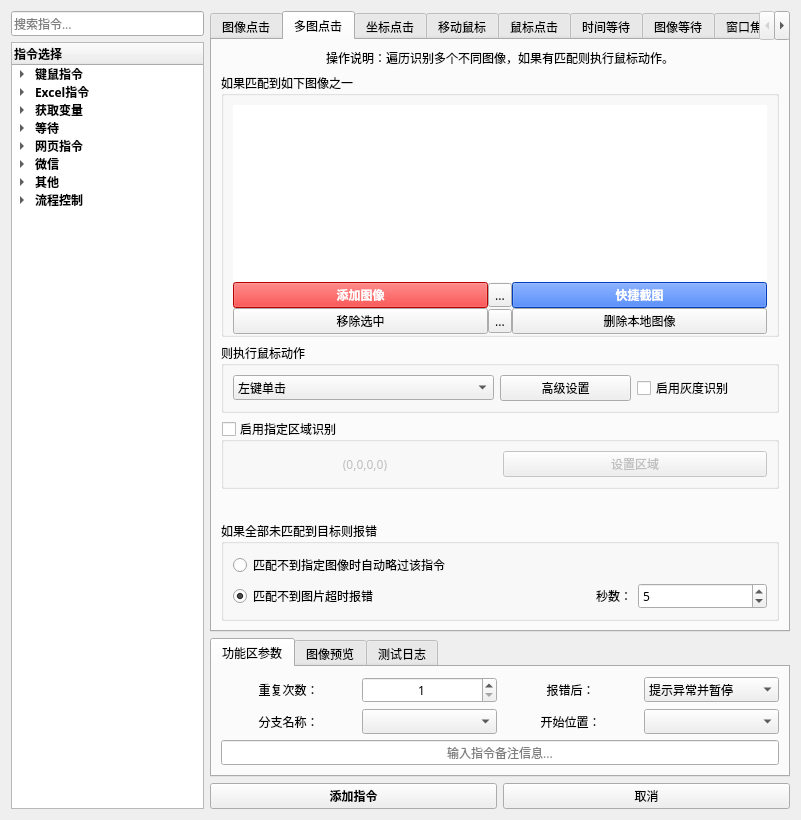
FsterThanLight/automatic_clicker_2, file 窗体/导航窗口.ui: the form before one commit.
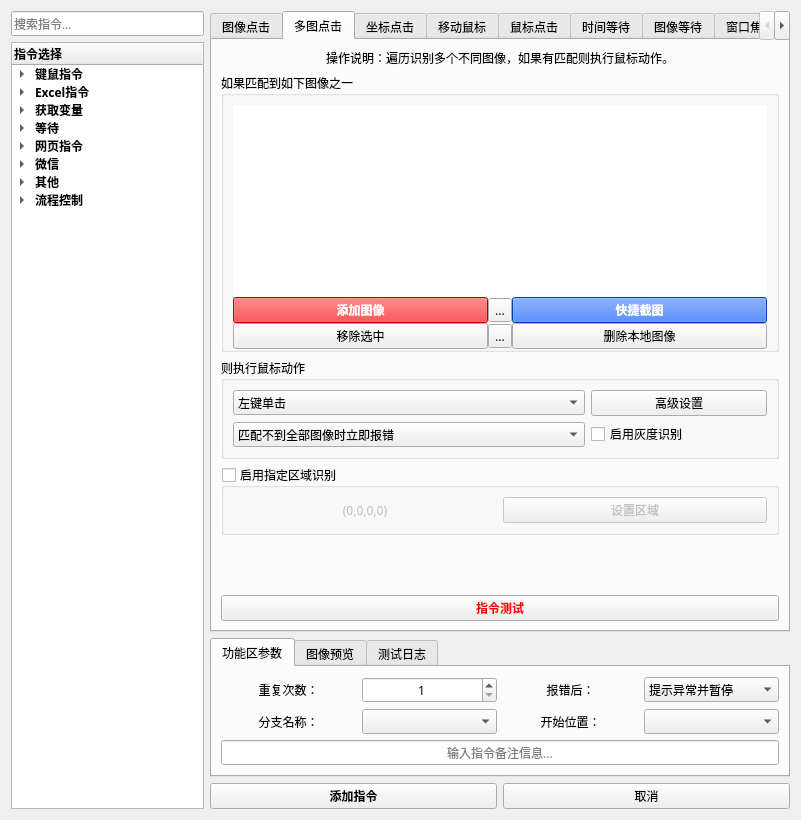
The form after the commit. The open tabs and pages were chosen to show the change. Icons and pictures are not drawn.

Commit message: 2024年7月9日23:36:02 新增多图点击指令

The edit to the form file:
```diff
--- a/窗体/导航窗口.ui
+++ b/窗体/导航窗口.ui
@@ -831,8 +831,8 @@
            <property name="title">
             <string>则执行鼠标动作</string>
            </property>
-           <layout class="QHBoxLayout" name="horizontalLayout_31" stretch="2,1,1">
-            <item>
+           <layout class="QGridLayout" name="gridLayout_70" columnstretch="2,1">
+            <item row="0" column="0">
              <widget class="QComboBox" name="comboBox_70">
               <property name="currentIndex">
                <number>0</number>
@@ -864,7 +864,7 @@
               </item>
              </widget>
             </item>
-            <item>
+            <item row="0" column="1">
              <widget class="QPushButton" name="pushButton_66">
               <property name="styleSheet">
                <string notr="true"/>
@@ -874,7 +874,24 @@
               </property>
              </widget>
             </item>
-            <item>
+            <item row="1" column="0">
+             <widget class="QComboBox" name="comboBox_71">
+              <property name="currentIndex">
+               <number>0</number>
+              </property>
+              <item>
+               <property name="text">
+                <string>匹配不到全部图像时立即报错</string>
+               </property>
+              </item>
+              <item>
+               <property name="text">
+                <string>匹配不到全部图像时自动略过</string>
+               </property>
+              </item>
+             </widget>
+            </item>
+            <item row="1" column="1">
              <widget class="QCheckBox" name="checkBox_11">
               <property name="enabled">
                <bool>true</bool>
@@ -939,56 +956,54 @@
           </spacer>
          </item>
          <item>
-          <widget class="QGroupBox" name="groupBox_72">
-           <property name="title">
-            <string>如果全部未匹配到目标则报错</string>
+          <widget class="QPushButton" name="pushButton_69">
+           <property name="palette">
+            <palette>
+             <active>
+              <colorrole role="ButtonText">
+               <brush brushstyle="SolidPattern">
+                <color alpha="255">
+                 <red>255</red>
+                 <green>0</green>
+                 <blue>0</blue>
+                </color>
+               </brush>
+              </colorrole>
+             </active>
+             <inactive>
+              <colorrole role="ButtonText">
+               <brush brushstyle="SolidPattern">
+                <color alpha="255">
+                 <red>255</red>
+                 <green>0</green>
+                 <blue>0</blue>
+                </color>
+               </brush>
+              </colorrole>
+             </inactive>
+             <disabled>
+              <colorrole role="ButtonText">
+               <brush brushstyle="SolidPattern">
+                <color alpha="255">
+                 <red>120</red>
+                 <green>120</green>
+                 <blue>120</blue>
+                </color>
+               </brush>
+              </colorrole>
+             </disabled>
+            </palette>
            </property>
-           <layout class="QGridLayout" name="gridLayout_69">
-            <item row="0" column="0" colspan="2">
-             <widget class="QRadioButton" name="radioButton_16">
-              <property name="layoutDirection">
-               <enum>Qt::LeftToRight</enum>
-              </property>
-              <property name="text">
-               <string>匹配不到指定图像时自动略过该指令</string>
-              </property>
-             </widget>
-            </item>
-            <item row="1" column="0">
-             <widget class="QRadioButton" name="radioButton_17">
-              <property name="text">
-               <string>匹配不到图片超时报错</string>
-              </property>
-              <property name="checked">
-               <bool>true</bool>
-              </property>
-             </widget>
-            </item>
-            <item row="1" column="1">
-             <layout class="QHBoxLayout" name="horizontalLayout_34">
-              <item>
-               <widget class="QLabel" name="label_175">
-                <property name="text">
-                 <string>秒数：</string>
-                </property>
-                <property name="alignment">
-                 <set>Qt::AlignRight|Qt::AlignTrailing|Qt::AlignVCenter</set>
-                </property>
-               </widget>
-              </item>
-              <item>
-               <widget class="QSpinBox" name="spinBox_26">
-                <property name="maximum">
-                 <number>9999</number>
-                </property>
-                <property name="value">
-                 <number>5</number>
-                </property>
-               </widget>
-              </item>
-             </layout>
-            </item>
-           </layout>
+           <property name="font">
+            <font>
+             <family>微软雅黑</family>
+             <weight>75</weight>
+             <bold>true</bold>
+            </font>
+           </property>
+           <property name="text">
+            <string>指令测试</string>
+           </property>
           </widget>
          </item>
         </layout>
```
Left out of the diff: 2 changed lines with no effect on the pictures. The commit also changes 8 other files.
